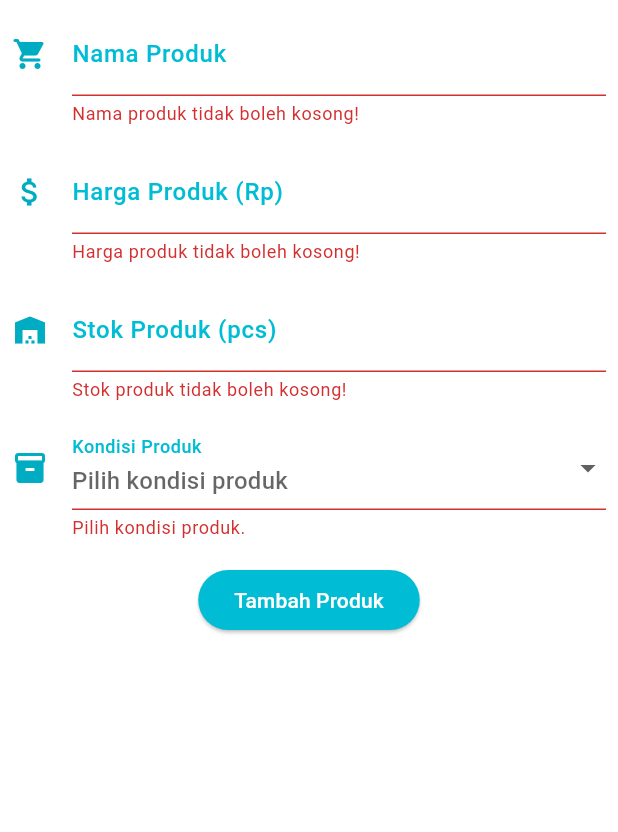
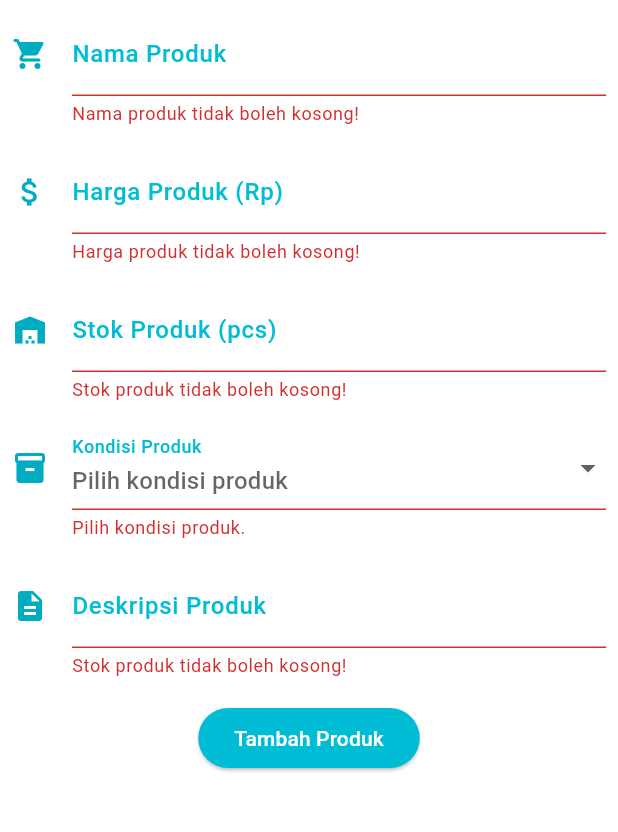
Before and after one commit to daffadesra/find-your-fits-mobile, a Flutter app: the ProductEntryFormPage screen opened directly, after a tap on "Tambah Produk", on a phone screen of 412 x 824 dp, the part 84-916 px from its top. Run offline on Flutter 3.47's test engine with Material 3 defaults, Android fonts, the phone set to English and light mode, and no system bars; missing offline and left inert: pbp_django_auth.

Commit message:
Integrasi form flutter dengan django

```diff
--- a/lib/screens/productentry_form.dart
+++ b/lib/screens/productentry_form.dart
@@ -1,5 +1,9 @@
 import 'package:flutter/material.dart';
 import 'package:find_your_fits_mobile/widgets/left_drawer.dart';
+import 'package:pbp_django_auth/pbp_django_auth.dart';
+import 'package:provider/provider.dart';
+import 'dart:convert';
+import 'package:find_your_fits_mobile/screens/menu.dart';
 
 // Untuk dropdown menu
 const List<String> listKondisi = <String>['Baru', 'Bekas'];
@@ -18,8 +22,10 @@ class _ProductEntryFormPageState extends State<ProductEntryFormPage> {
   int _hargaProduk = 0;
   int _stokProduk = 0;
   String _kondisiProduk = "";
+  String _deskripsiProduk = "";
   @override
   Widget build(BuildContext context) {
+    final request = context.watch<CookieRequest>();
     return Scaffold(
       appBar: AppBar(
         title: const Center(
@@ -214,6 +220,49 @@ class _ProductEntryFormPageState extends State<ProductEntryFormPage> {
                   },
                 ),
               ),
+              // Field deskrisi produk
+              Padding(
+                padding: const EdgeInsets.all(8.0),
+                child: TextFormField(
+                  decoration: InputDecoration(
+                      icon: const Icon(Icons.description),
+                      iconColor: Colors.cyan.shade600,
+                      hintText: "Masukkan deskripsi produk",
+                      hintStyle: TextStyle(color: Colors.cyan.shade100),
+                      labelText: "Deskripsi Produk",
+                      labelStyle: const TextStyle(
+                          fontSize: 16,
+                          fontWeight: FontWeight.w500,
+                          color: Colors.cyan
+                      ),
+                      enabledBorder: OutlineInputBorder(
+                          borderRadius: BorderRadius.circular(10.0),
+                          borderSide: BorderSide(color: Colors.cyan.shade400, width: 2)
+                      ),
+                      focusedBorder: OutlineInputBorder(
+                          borderRadius: BorderRadius.circular(10.0),
+                          borderSide: const BorderSide(color: Colors.cyan, width: 3)
+                      )
+                  ),
+                  onChanged: (String? value) {
+                    setState(() {
+                      _hargaProduk = int.tryParse(value!) ?? 0;
+                    });
+                  },
+                  validator: (String? value) {
+                    if (value == null || value.isEmpty) {
+                      return "Stok produk tidak boleh kosong!";
+                    }
+                    if (value.length > 100) {
+                      return "Deskripsi produk maksimal 100 karakter.";
+                    }
+                    if (value.length < 10) {
+                      return "Deskripsi produk minimal 10 karakter.";
+                    }
+                    return null;
+                  },
+                ),
+              ),
               Align(
                 alignment: Alignment.bottomCenter,
                 child: Padding(
@@ -223,36 +272,37 @@ class _ProductEntryFormPageState extends State<ProductEntryFormPage> {
                       backgroundColor: WidgetStateProperty.all(
                           Colors.cyan),
                     ),
-                    onPressed: () {
+                    onPressed: () async {
                       if (_formKey.currentState!.validate()) {
-                        showDialog(
-                          context: context,
-                          builder: (context) {
-                            return AlertDialog(
-                              title: const Text('Produk berhasil tersimpan'),
-                              content: SingleChildScrollView(
-                                child: Column(
-                                  crossAxisAlignment: CrossAxisAlignment.start,
-                                  children: [
-                                    Text('Nama Produk: $_namaProduk'),
-                                    Text('Harga Produk: $_hargaProduk'),
-                                    Text('Stok Produk: $_stokProduk'),
-                                    Text('Kondisi Produk: $_kondisiProduk'),
-                                  ],
-                                ),
-                              ),
-                              actions: [
-                                TextButton(
-                                  child: const Text('OK'),
-                                  onPressed: () {
-                                    Navigator.pop(context);
-                                    _formKey.currentState!.reset();
-                                  },
-                                ),
-                              ],
+                        // Kirim ke Django dan tunggu respons
+                        final response = await request.postJson(
+                          "http://10.0.2.2:8000/create-product-flutter/",
+                          jsonEncode(<String, String>{
+                            'name': _namaProduk,
+                            'price': _hargaProduk.toString(),
+                            'stock': _stokProduk.toString(),
+                            'condition': _kondisiProduk,
+                            'description': _deskripsiProduk,
+                          }),
+                        );
+                        if (context.mounted) {
+                          if (response['status'] == 'success') {
+                            ScaffoldMessenger.of(context)
+                                .showSnackBar(const SnackBar(
+                              content: Text("Product baru berhasil ditambahkan!"),
+                            ));
+                            Navigator.pushReplacement(
+                              context,
+                              MaterialPageRoute(builder: (context) => MyHomePage()),
                             );
-                          },
-                        );
+                          } else {
+                            ScaffoldMessenger.of(context)
+                                .showSnackBar(const SnackBar(
+                              content:
+                              Text("Terdapat kesalahan, silakan coba lagi."),
+                            ));
+                          }
+                        }
                       }
                     },
                     child: const Text(
```
Also changed, not shown: lib/screens/list_productentry.dart (+13 -11 lines).
